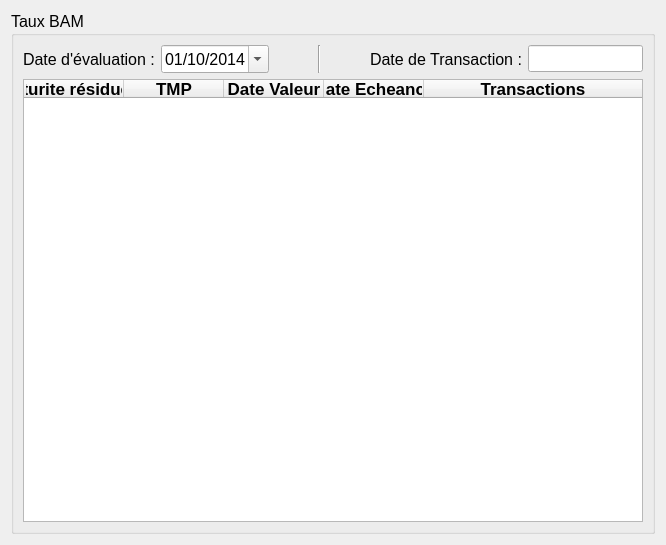
Before: the Qt Designer form DPricer/presentation/Designer-Files/CourbeTaux.ui in Mero89/Pricing-Application, drawn with Qt 5.
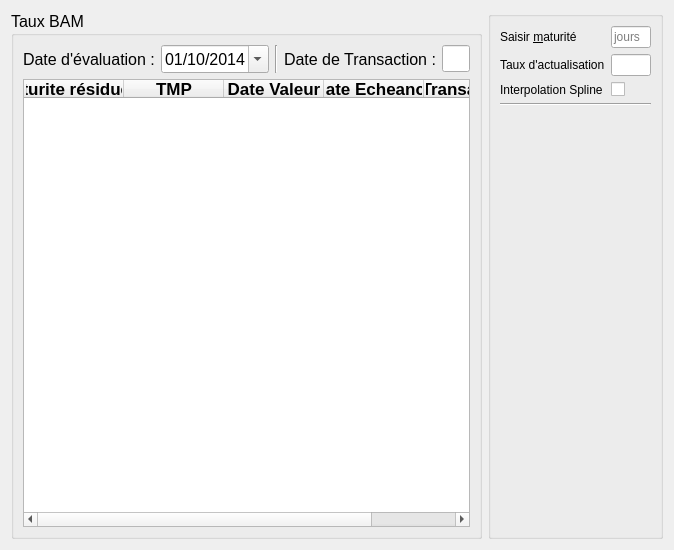
After: the same form once the commit is applied.

Commit message: - TableUtils module - User Singleton - DateEval Singleton - DateEval Pricing update - Added Interpolation on the Courbe Taux screen

The edit to the form file:
```diff
--- a/DPricer/presentation/Designer-Files/CourbeTaux.ui
+++ b/DPricer/presentation/Designer-Files/CourbeTaux.ui
@@ -6,20 +6,20 @@
    <rect>
     <x>0</x>
     <y>0</y>
-    <width>666</width>
-    <height>545</height>
+    <width>674</width>
+    <height>550</height>
    </rect>
   </property>
   <property name="maximumSize">
    <size>
-    <width>800</width>
-    <height>550</height>
+    <width>1678976</width>
+    <height>123456</height>
    </size>
   </property>
   <property name="windowTitle">
    <string>Courbe de taux</string>
   </property>
-  <layout class="QVBoxLayout" name="verticalLayout">
+  <layout class="QHBoxLayout" name="horizontalLayout_2">
    <item>
     <widget class="QGroupBox" name="groupBox">
      <property name="sizePolicy">
@@ -305,6 +305,95 @@
      </layout>
     </widget>
    </item>
+   <item>
+    <widget class="QGroupBox" name="groupBox_2">
+     <property name="title">
+      <string/>
+     </property>
+     <layout class="QVBoxLayout" name="verticalLayout">
+      <item>
+       <layout class="QFormLayout" name="formLayout">
+        <property name="fieldGrowthPolicy">
+         <enum>QFormLayout::FieldsStayAtSizeHint</enum>
+        </property>
+        <item row="0" column="0">
+         <widget class="QLabel" name="saisirMaturitLabel">
+          <property name="text">
+           <string>Saisir &amp;maturité</string>
+          </property>
+          <property name="buddy">
+           <cstring>maturiteLineEdit</cstring>
+          </property>
+         </widget>
+        </item>
+        <item row="0" column="1">
+         <widget class="QLineEdit" name="maturiteLineEdit">
+          <property name="minimumSize">
+           <size>
+            <width>40</width>
+            <height>0</height>
+           </size>
+          </property>
+          <property name="placeholderText">
+           <string>jours</string>
+          </property>
+         </widget>
+        </item>
+        <item row="1" column="0">
+         <widget class="QLabel" name="tauxDActualisationLabel">
+          <property name="text">
+           <string>Taux d'actualisation</string>
+          </property>
+         </widget>
+        </item>
+        <item row="1" column="1">
+         <widget class="QLineEdit" name="tauxLineEdit">
+          <property name="minimumSize">
+           <size>
+            <width>40</width>
+            <height>0</height>
+           </size>
+          </property>
+          <property name="readOnly">
+           <bool>true</bool>
+          </property>
+         </widget>
+        </item>
+        <item row="2" column="0">
+         <widget class="QLabel" name="interpolationSplineLabel">
+          <property name="text">
+           <string>Interpolation Spline</string>
+          </property>
+         </widget>
+        </item>
+        <item row="2" column="1">
+         <widget class="QCheckBox" name="splineCheckBox"/>
+        </item>
+       </layout>
+      </item>
+      <item>
+       <widget class="Line" name="line_2">
+        <property name="orientation">
+         <enum>Qt::Horizontal</enum>
+        </property>
+       </widget>
+      </item>
+      <item>
+       <spacer name="verticalSpacer">
+        <property name="orientation">
+         <enum>Qt::Vertical</enum>
+        </property>
+        <property name="sizeHint" stdset="0">
+         <size>
+          <width>20</width>
+          <height>40</height>
+         </size>
+        </property>
+       </spacer>
+      </item>
+     </layout>
+    </widget>
+   </item>
   </layout>
  </widget>
  <resources/>
```
Left out of the diff: 3 changed lines with no effect on the pictures. The commit also changes 14 other files.
